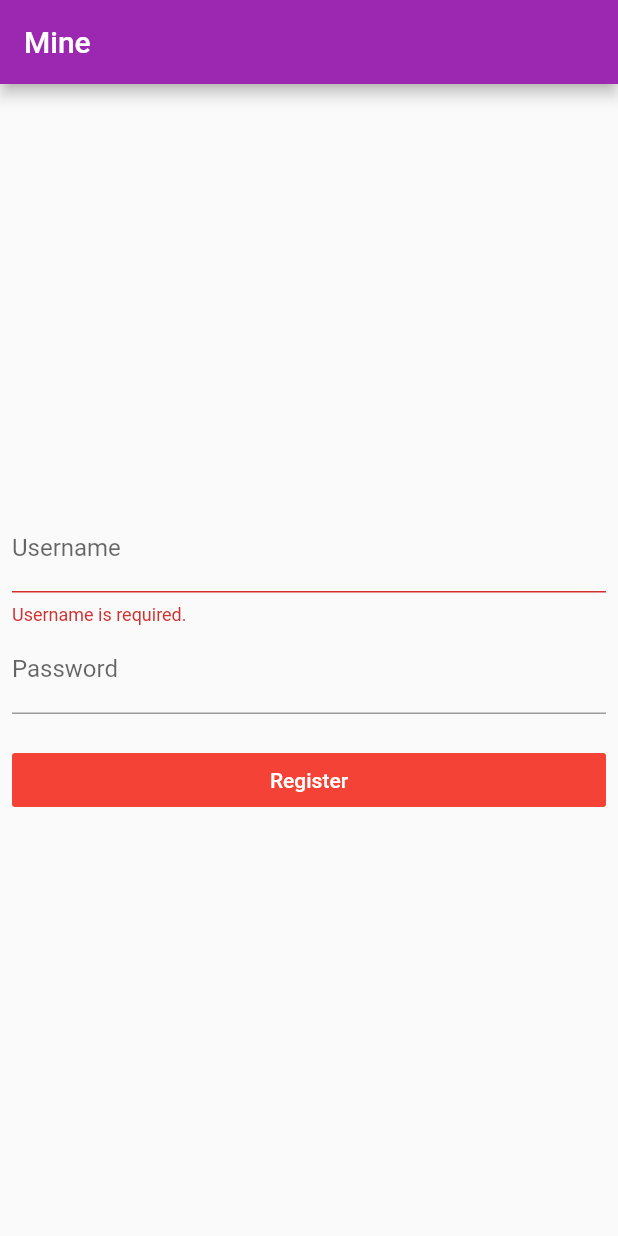
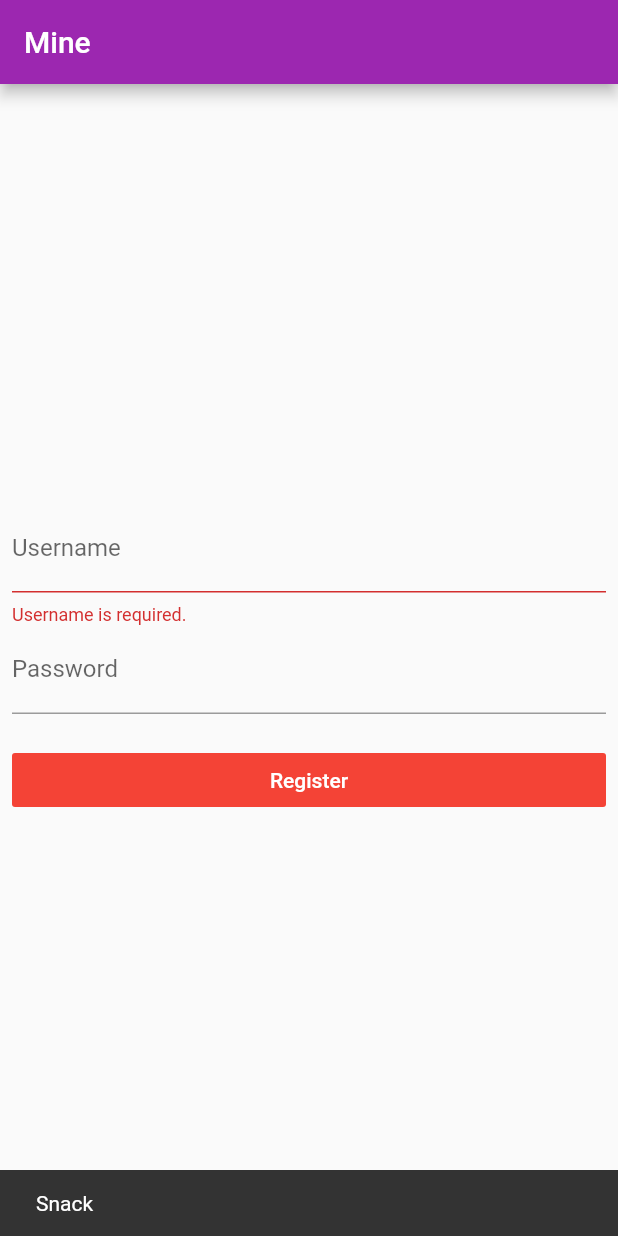
Before and after one commit to livesxu/FlutterSome, a Flutter app: the screen it shows after launch, after a tap on "Register", on a phone screen of 412 x 824 dp. Run offline on Flutter 3.47's test engine with Material 2 defaults, Android fonts, the phone set to English and light mode, and no system bars.

Commit message:
展示底部提示

```diff
--- a/test_app/lib/Mine/TextFieldDemo.dart
+++ b/test_app/lib/Mine/TextFieldDemo.dart
@@ -31,6 +31,11 @@ class TextFieldFirstState extends State<TextFieldDemo> {
     formKey.currentState.validate();
 
     print("user:$name,password:$password");
+
+    //底部提示
+    Scaffold.of(context).showSnackBar(
+      SnackBar(content: Text("Snack"))
+    );
   }
 
   @override
```
